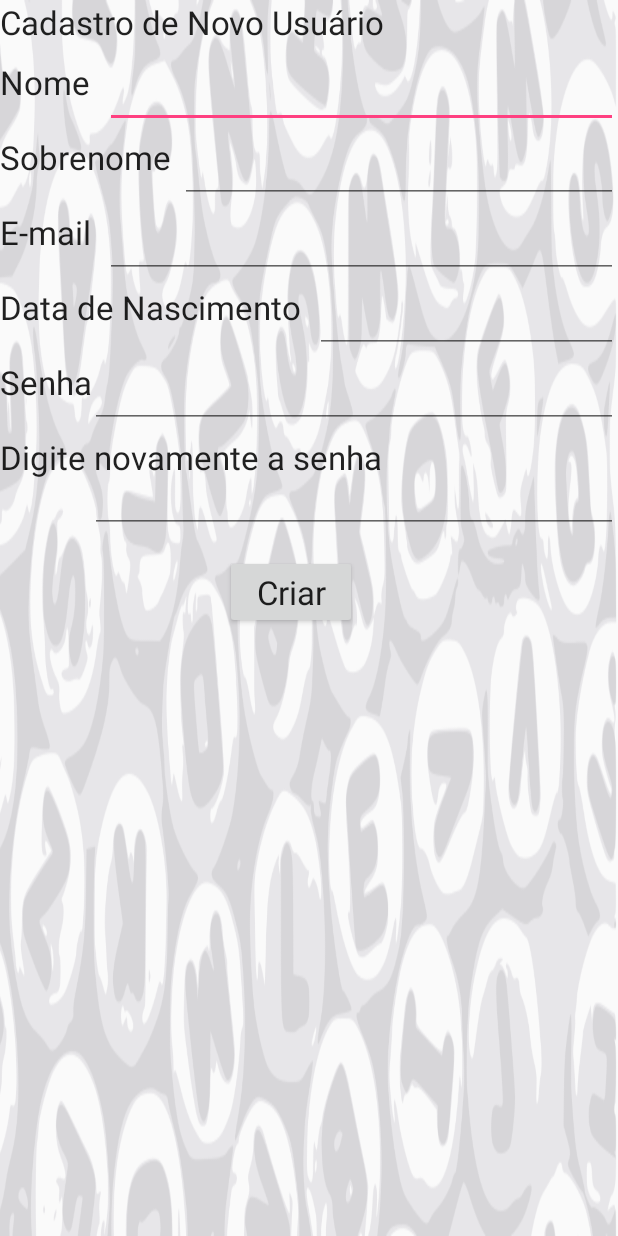
After one commit to JanioCayoBorgesLima/Fala-Cearense, an Android app: the layout cadastrausuario.xml on its own in the app's theme, with its tools: preview values and no code run, on a phone screen of 412 x 824 dp. The commit adds this screen. Run offline under Robolectric (Android 15) with nearby library versions, the phone set to English and light mode, and no system bars.

Commit message:
Atualização de projeto 27/04/2018

```diff
--- /dev/null
+++ b/app/src/main/res/layout/cadastrausuario.xml
@@ -0,0 +1,130 @@
+<?xml version="1.0" encoding="utf-8"?>
+<LinearLayout xmlns:android="http://schemas.android.com/apk/res/android"
+    android:orientation="vertical"
+    android:layout_width="match_parent"
+    android:layout_height="match_parent"
+    android:background="@drawable/planodefundo"
+    android:gravity="center">
+
+    <RelativeLayout
+        android:layout_width="match_parent"
+        android:layout_height="match_parent"
+        >
+
+        <TextView
+            android:layout_width="match_parent"
+            android:layout_height="wrap_content"
+            android:maxWidth="200dp"
+            android:maxHeight="200dp"
+            android:textAppearance="@android:style/TextAppearance.Large"
+            android:text="Cadastro de Novo Usuário"/>
+
+        <TextView
+            android:layout_width="match_parent"
+            android:layout_height="wrap_content"
+            android:maxHeight="120dp"
+            android:maxWidth="120dp"
+            android:layout_marginTop="40dp"
+            android:textAppearance="@android:style/TextAppearance.Large"
+            android:text="Nome "/>
+
+        <EditText
+            android:id="@+id/Nome"
+            android:layout_width="match_parent"
+            android:layout_height="wrap_content"
+            android:layout_marginTop="40dp"
+            android:layout_marginLeft="70dp"/>
+        <TextView
+            android:layout_width="match_parent"
+            android:layout_height="wrap_content"
+            android:maxHeight="120dp"
+            android:maxWidth="120dp"
+            android:layout_marginTop="90dp"
+            android:textAppearance="@android:style/TextAppearance.Large"
+            android:text="Sobrenome "/>
+
+        <EditText
+            android:id="@+id/Sobrenome"
+            android:layout_width="match_parent"
+            android:layout_height="wrap_content"
+            android:layout_marginTop="90dp"
+            android:layout_marginLeft="120dp"/>
+
+        <TextView
+            android:layout_width="match_parent"
+            android:layout_height="wrap_content"
+            android:maxHeight="120dp"
+            android:maxWidth="120dp"
+            android:layout_marginTop="140dp"
+            android:textAppearance="@android:style/TextAppearance.Large"
+            android:text="E-mail"/>
+
+        <EditText
+            android:id="@+id/email"
+            android:layout_width="match_parent"
+            android:layout_height="wrap_content"
+            android:layout_marginTop="140dp"
+            android:layout_marginLeft="70dp"/>
+
+        <TextView
+            android:layout_width="match_parent"
+            android:layout_height="wrap_content"
+            android:maxHeight="120dp"
+            android:maxWidth="120dp"
+            android:layout_marginTop="190dp"
+            android:textAppearance="@android:style/TextAppearance.Large"
+            android:text="Data de Nascimento"/>
+
+        <EditText
+            android:id="@+id/dataDenascimento"
+            android:layout_width="match_parent"
+            android:layout_height="wrap_content"
+            android:layout_marginTop="190dp"
+            android:layout_marginLeft="210dp"
+            android:inputType="date"/>
+
+        <TextView
+            android:layout_width="match_parent"
+            android:layout_height="wrap_content"
+            android:maxHeight="120dp"
+            android:maxWidth="120dp"
+            android:layout_marginTop="240dp"
+            android:textAppearance="@android:style/TextAppearance.Large"
+            android:text="Senha"/>
+
+        <EditText
+            android:id="@+id/Senha"
+            android:layout_width="match_parent"
+            android:layout_height="wrap_content"
+            android:layout_marginTop="240dp"
+            android:layout_marginLeft="60dp"
+            android:inputType="textPassword"/>
+
+        <TextView
+            android:layout_width="match_parent"
+            android:layout_height="wrap_content"
+            android:maxHeight="120dp"
+            android:maxWidth="120dp"
+            android:layout_marginTop="290dp"
+            android:textAppearance="@android:style/TextAppearance.Large"
+            android:text="Digite novamente a senha"/>
+
+        <EditText
+            android:id="@+id/digitenovamenteaSenha"
+            android:layout_width="match_parent"
+            android:layout_height="wrap_content"
+            android:layout_marginTop="310dp"
+            android:layout_marginLeft="60dp"
+            android:inputType="textPassword"/>
+
+        <Button
+            android:layout_width="wrap_content"
+            android:layout_height="wrap_content"
+            android:gravity="center"
+            android:layout_marginTop="370dp"
+            android:layout_marginLeft="150dp"
+            android:onClick=""
+            android:textAppearance="@android:style/TextAppearance.Large"
+            android:text="Criar"/>
+    </RelativeLayout>
+</LinearLayout>
--- a/app/src/main/res/layout/login.xml
+++ b/app/src/main/res/layout/login.xml
@@ -22,8 +22,8 @@
         android:layout_height="wrap_content"
         android:layout_marginBottom="20dp"
         android:adjustViewBounds="true"
-        android:maxHeight="50dp"
-        android:maxWidth="50dp"
+        android:maxHeight="60dp"
+        android:maxWidth="60dp"
         android:src="@drawable/falacearense1"/>
 
     <TextView
```
